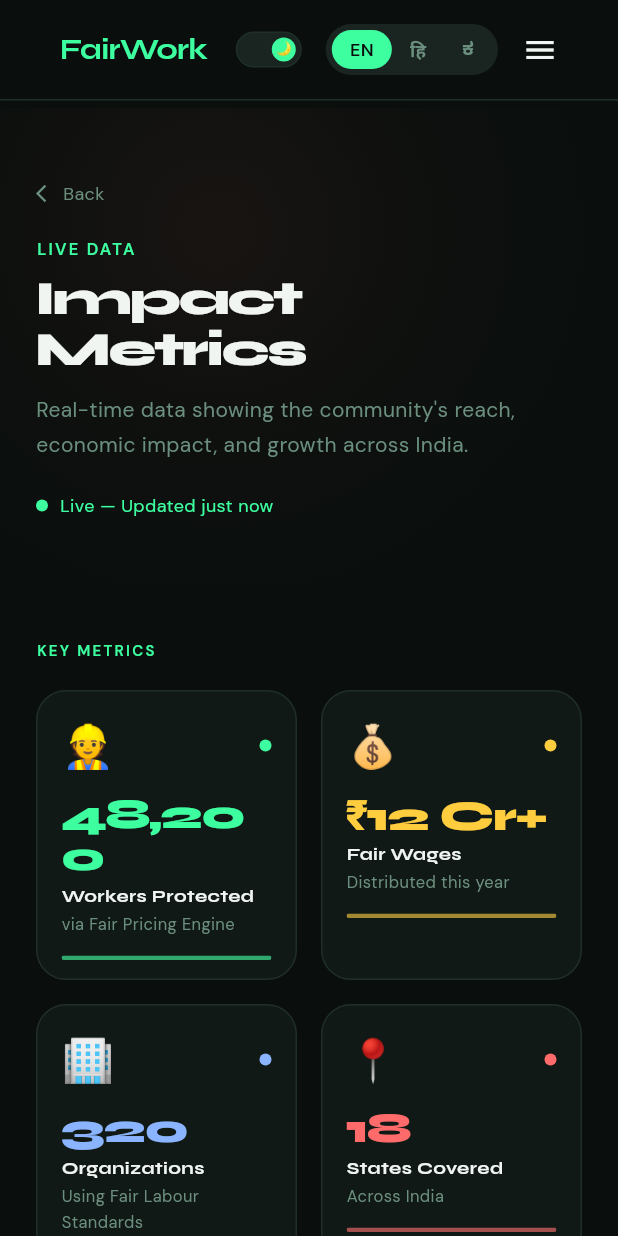
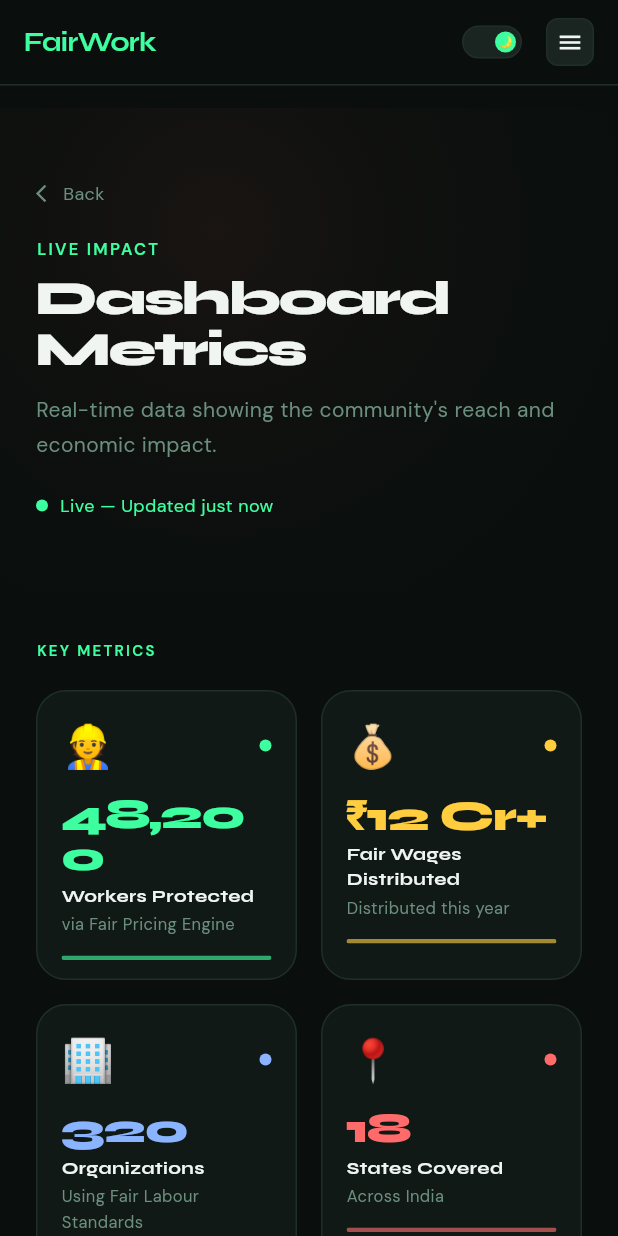
Before and after one commit to udaykumar2624/shramic-community-web, a Flutter app: the MetricsPage screen opened by its route, on a phone screen of 412 x 824 dp. Run offline on Flutter 3.47's test engine with Material 3 defaults, Android fonts, the phone set to English and light mode, and no system bars; our stand-ins replace fl_chart, google_fonts.

Commit message:
feat: add multilanguage support EN/HI/KN and fix navbar overflow

```diff
--- a/lib/features/home/widgets/nav_bar.dart
+++ b/lib/features/home/widgets/nav_bar.dart
@@ -58,7 +58,10 @@
     final themeProvider = Provider.of<ThemeProvider>(context, listen: true);
 
     return Container(
-      padding: const EdgeInsets.symmetric(horizontal: 40, vertical: 16),
+      padding: EdgeInsets.symmetric(
+        horizontal: isMobile ? 16 : 40,
+        vertical: 12,
+      ),
       decoration: BoxDecoration(
         color: isDark
             ? AppColors.bg.withValues(alpha: 0.92)
@@ -68,6 +71,7 @@
         ),
       ),
       child: Row(
+        mainAxisAlignment: MainAxisAlignment.spaceBetween,
         children: [
           // Logo
           GestureDetector(
@@ -76,16 +80,16 @@
               'FairWork',
               style: AppTextStyles.h3(context).copyWith(
                 color: AppColors.accent,
-                fontSize: 20,
+                fontSize: 18,
               ),
             ),
           ),
 
-          const Spacer(),
-
           // Desktop Navigation
           if (!isMobile)
-            Row(
+            Expanded(
+              child: Row(
+                mainAxisAlignment: MainAxisAlignment.center,
                 children: List.generate(
                   AppConstants.navItems.length,
                   (i) => MouseRegion(
@@ -94,7 +98,7 @@
                     child: GestureDetector(
                       onTap: () => _navigate(i),
                       child: Padding(
-                      padding: const EdgeInsets.symmetric(horizontal: 16),
+                        padding: const EdgeInsets.symmetric(horizontal: 12),
                         child: AnimatedDefaultTextStyle(
                           duration: const Duration(milliseconds: 200),
                           style: AppTextStyles.navLink(context).copyWith(
@@ -109,30 +113,36 @@
                   ),
                 ),
               ),
+            ),
 
-          const SizedBox(width: 16),
+          if (isMobile) const Spacer(),
 
-          // Dark / Light Toggle
+          // Right side controls
+          Row(
+            mainAxisSize: MainAxisSize.min,
+            children: [
+              // Dark/Light toggle
               GestureDetector(
                 onTap: themeProvider.toggleTheme,
                 child: AnimatedContainer(
                   duration: const Duration(milliseconds: 300),
-              width: 44,
-              height: 24,
+                  width: 40,
+                  height: 22,
                   padding: const EdgeInsets.all(3),
                   decoration: BoxDecoration(
                     color: TC.surface2(context),
-                borderRadius: BorderRadius.circular(12),
+                    borderRadius: BorderRadius.circular(11),
                     border: Border.all(color: TC.border(context)),
                   ),
                   child: Row(
-                mainAxisAlignment:
-                    isDark ? MainAxisAlignment.end : MainAxisAlignment.start,
+                    mainAxisAlignment: isDark
+                        ? MainAxisAlignment.end
+                        : MainAxisAlignment.start,
                     children: [
                       AnimatedContainer(
                         duration: const Duration(milliseconds: 300),
-                    width: 16,
-                    height: 16,
+                        width: 14,
+                        height: 14,
                         decoration: const BoxDecoration(
                           color: AppColors.accent,
                           shape: BoxShape.circle,
@@ -140,7 +150,7 @@
                         child: Center(
                           child: Text(
                             isDark ? '🌙' : '☀️',
-                        style: const TextStyle(fontSize: 9),
+                            style: const TextStyle(fontSize: 8),
                           ),
                         ),
                       ),
@@ -149,11 +159,12 @@
                 ),
               ),
 
-          const SizedBox(width: 16),
+              const SizedBox(width: 8),
 
-          // Language Toggle
+              // Language toggle — only show on desktop, mobile uses bottom sheet
+              if (!isMobile)
                 Container(
-            padding: const EdgeInsets.all(4),
+                  padding: const EdgeInsets.all(3),
                   decoration: BoxDecoration(
                     color: TC.surface2(context),
                     borderRadius: BorderRadius.circular(20),
@@ -167,8 +178,8 @@
                         child: AnimatedContainer(
                           duration: const Duration(milliseconds: 200),
                           padding: const EdgeInsets.symmetric(
-                      horizontal: 12,
-                      vertical: 4,
+                            horizontal: 10,
+                            vertical: 3,
                           ),
                           decoration: BoxDecoration(
                             color: langProvider.selectedIndex == i
@@ -183,6 +194,7 @@
                                   ? AppColors.bg
                                   : TC.textMuted(context),
                               fontWeight: FontWeight.w600,
+                              fontSize: 11,
                             ),
                           ),
                         ),
@@ -191,14 +203,28 @@
                   ),
                 ),
 
-          // Mobile Menu Icon
+              // Mobile menu icon
               if (isMobile) ...[
-            const SizedBox(width: 16),
+                const SizedBox(width: 8),
                 GestureDetector(
                   onTap: () => _showMobileMenu(context),
-              child: Icon(Icons.menu, color: TC.textPrimary(context)),
+                  child: Container(
+                    padding: const EdgeInsets.all(6),
+                    decoration: BoxDecoration(
+                      color: TC.surface2(context),
+                      borderRadius: BorderRadius.circular(8),
+                      border: Border.all(color: TC.border(context)),
+                    ),
+                    child: Icon(
+                      Icons.menu,
+                      color: TC.textPrimary(context),
+                      size: 18,
+                    ),
+                  ),
                 ),
               ],
+            ],
+          ),
         ],
       ),
     );
@@ -220,6 +246,7 @@
         child: Column(
           mainAxisSize: MainAxisSize.min,
           children: [
+            // Handle bar
             Container(
               width: 40,
               height: 4,
@@ -228,7 +255,9 @@
                 borderRadius: BorderRadius.circular(2),
               ),
             ),
-            const SizedBox(height: 24),
+            const SizedBox(height: 20),
+
+            // Theme + Language row
             Row(
               mainAxisAlignment: MainAxisAlignment.spaceBetween,
               children: [
@@ -240,7 +269,7 @@
                   },
                   child: Container(
                     padding: const EdgeInsets.symmetric(
-                      horizontal: 16,
+                      horizontal: 14,
                       vertical: 10,
                     ),
                     decoration: BoxDecoration(
@@ -249,14 +278,15 @@
                       border: Border.all(color: TC.border(context)),
                     ),
                     child: Text(
-                      isDark ? '☀️ Light Mode' : '🌙 Dark Mode',
+                      isDark ? '☀️ Light' : '🌙 Dark',
                       style: AppTextStyles.bodySmall(context),
                     ),
                   ),
                 ),
 
-                // Language selector
+                // Language buttons
                 Row(
+                  mainAxisSize: MainAxisSize.min,
                   children: List.generate(
                     langProvider.languages.length,
                     (i) => GestureDetector(
@@ -266,7 +296,7 @@
                       },
                       child: AnimatedContainer(
                         duration: const Duration(milliseconds: 200),
-                        margin: const EdgeInsets.only(left: 6),
+                        margin: const EdgeInsets.only(left: 8),
                         padding: const EdgeInsets.symmetric(
                           horizontal: 12,
                           vertical: 8,
@@ -275,7 +305,7 @@
                           color: langProvider.selectedIndex == i
                               ? AppColors.accent
                               : TC.surface2(context),
-                          borderRadius: BorderRadius.circular(12),
+                          borderRadius: BorderRadius.circular(10),
                           border: Border.all(color: TC.border(context)),
                         ),
                         child: Text(
@@ -293,19 +323,24 @@
                 ),
               ],
             ),
+
             const SizedBox(height: 16),
             Container(height: 1, color: TC.border(context)),
             const SizedBox(height: 8),
+
+            // Nav items
             ...List.generate(
               AppConstants.navItems.length,
               (i) => ListTile(
+                dense: true,
+                contentPadding: EdgeInsets.zero,
                 title: Text(
                   AppConstants.navItems[i]['label']!,
                   style: AppTextStyles.bodyLarge(context),
                 ),
                 trailing: Icon(
                   Icons.arrow_forward_ios,
-                  size: 14,
+                  size: 13,
                   color: TC.textMuted(context),
                 ),
                 onTap: () {
@@ -314,7 +349,8 @@
                 },
               ),
             ),
-            const SizedBox(height: 16),
+
+            const SizedBox(height: 12),
           ],
         ),
       ),
--- a/lib/features/impact_metrics/metrics_page.dart
+++ b/lib/features/impact_metrics/metrics_page.dart
@@ -1,7 +1,10 @@
 import 'package:flutter/material.dart';
+import 'package:provider/provider.dart';
 import '../../core/theme/app_colors.dart';
 import '../../core/theme/app_text_styles.dart';
 import '../../core/theme/theme_colors.dart';
+import '../../providers/language_provider.dart';
+import '../../services/translation_service.dart';
 import '../home/widgets/nav_bar.dart';
 import 'widgets/metric_card_widget.dart';
 import 'widgets/chart_widget.dart';
@@ -11,6 +14,7 @@
 
   @override
   Widget build(BuildContext context) {
+    context.watch<LanguageProvider>();
     final width = MediaQuery.of(context).size.width;
     final isMobile = width < 900;
     final hPadding = isMobile ? 24.0 : 80.0;
@@ -24,8 +28,6 @@
               crossAxisAlignment: CrossAxisAlignment.start,
               children: [
                 const SizedBox(height: 72),
-
-                // Header
                 Container(
                   width: double.infinity,
                   padding: EdgeInsets.symmetric(
@@ -57,17 +59,20 @@
                             ),
                             const SizedBox(width: 4),
                             Text(
-                              'Back',
+                              TranslationService.t('back'),
                               style: AppTextStyles.bodySmall(context),
                             ),
                           ],
                         ),
                       ),
                       const SizedBox(height: 20),
-                      Text('LIVE DATA', style: AppTextStyles.label(context)),
+                      Text(
+                        TranslationService.t('metrics_label').toUpperCase(),
+                        style: AppTextStyles.label(context),
+                      ),
                       const SizedBox(height: 8),
                       Text(
-                        'Impact Metrics',
+                        TranslationService.t('metrics_title'),
                         style: AppTextStyles.h1(context).copyWith(
                           fontSize: isMobile ? 32 : 48,
                         ),
@@ -76,13 +81,11 @@
                       SizedBox(
                         width: isMobile ? double.infinity : 560,
                         child: Text(
-                          'Real-time data showing the community\'s reach, economic impact, and growth across India.',
+                          TranslationService.t('metrics_desc'),
                           style: AppTextStyles.bodyMedium(context),
                         ),
                       ),
                       const SizedBox(height: 20),
-
-                      // Live indicator
                       Row(
                         children: [
                           Container(
@@ -95,7 +98,7 @@
                           ),
                           const SizedBox(width: 8),
                           Text(
-                            'Live — Updated just now',
+                            TranslationService.t('metrics_live'),
                             style: AppTextStyles.bodySmall(context).copyWith(
                               color: AppColors.accent,
                             ),
@@ -105,8 +108,6 @@
                     ],
                   ),
                 ),
-
-                // Metric Cards Grid
                 Padding(
                   padding: EdgeInsets.symmetric(
                     horizontal: hPadding,
@@ -116,7 +117,7 @@
                     crossAxisAlignment: CrossAxisAlignment.start,
                     children: [
                       Text(
-                        'KEY METRICS',
+                        TranslationService.t('metrics_key').toUpperCase(),
                         style:
                             AppTextStyles.label(context).copyWith(fontSize: 10),
                       ),
@@ -128,42 +129,46 @@
                         crossAxisSpacing: 16,
                         mainAxisSpacing: 16,
                         childAspectRatio: isMobile ? 0.9 : 1.0,
-                        children: const [
+                        children: [
                           MetricCardWidget(
                             icon: '👷',
                             value: 48200,
-                            label: 'Workers Protected',
-                            sublabel: 'via Fair Pricing Engine',
-                            accentColor: Color(0xFF3DFFA0),
+                            label: TranslationService.t('stats_workers'),
+                            sublabel: TranslationService.t(
+                              'metrics_workers_sub',
+                            ),
+                            accentColor: const Color(0xFF3DFFA0),
                           ),
                           MetricCardWidget(
                             icon: '💰',
                             value: 12,
                             prefix: '₹',
                             suffix: ' Cr+',
-                            label: 'Fair Wages',
-                            sublabel: 'Distributed this year',
-                            accentColor: Color(0xFFFFCD3D),
+                            label: TranslationService.t('stats_wages'),
+                            sublabel: TranslationService.t('metrics_wages_sub'),
+                            accentColor: const Color(0xFFFFCD3D),
                           ),
                           MetricCardWidget(
                             icon: '🏢',
                             value: 320,
-                            label: 'Organizations',
-                            sublabel: 'Using Fair Labour Standards',
-                            accentColor: Color(0xFF8AB4FF),
+                            label: TranslationService.t('stats_orgs'),
+                            sublabel: TranslationService.t('metrics_orgs_sub'),
+                            accentColor: const Color(0xFF8AB4FF),
                           ),
                           MetricCardWidget(
                             icon: '📍',
                             value: 18,
-                            label: 'States Covered',
-                            sublabel: 'Across India',
-                            accentColor: Color(0xFFFF6B6B),
+                            label: TranslationService.t('stats_states'),
+                            sublabel: TranslationService.t(
+                              'metrics_states_sub',
+                            ),
+                            accentColor: const Color(0xFFFF6B6B),
                           ),
                         ],
                       ),
                       const SizedBox(height: 40),
                       Text(
-                        'ANALYTICS',
+                        TranslationService.t('metrics_analytics').toUpperCase(),
                         style:
                             AppTextStyles.label(context).copyWith(fontSize: 10),
                       ),
@@ -186,7 +191,8 @@
                             ),
                       const SizedBox(height: 40),
                       Text(
-                        'STATE COVERAGE',
+                        TranslationService.t('metrics_state_coverage')
+                            .toUpperCase(),
                         style:
                             AppTextStyles.label(context).copyWith(fontSize: 10),
                       ),
@@ -195,7 +201,6 @@
                     ],
                   ),
                 ),
-
                 const SizedBox(height: 60),
               ],
             ),
@@ -274,7 +279,7 @@
                       ),
                     ),
                     Text(
-                      '${s['workers']} workers',
+                      '${s['workers']} ${TranslationService.t('workers_count')}',
                       style: AppTextStyles.bodySmall(context).copyWith(
                         color: color,
                       ),
```
Also changed, not shown: assets/translations/en.json (+44 -1 lines), assets/translations/hi.json (+44 -1 lines), assets/translations/kn.json (+44 -1 lines), lib/features/ecosystem/ecosystem_page.dart (+23 -35 lines), lib/features/home/home_page.dart (+50 -20 lines), lib/features/pricing_engine/pricing_page.dart (+27 -23 lines), lib/features/success_stories/stories_page.dart (+11 -9 lines), lib/features/user_personas/personas_page.dart (+9 -18 lines), lib/features/wage_calculator/calculator_page.dart (+29 -26 lines), lib/services/mock_data_service.dart (+26 -26 lines), lib/app.dart (deleted). Lines whose indentation alone changed are shown as unchanged.
